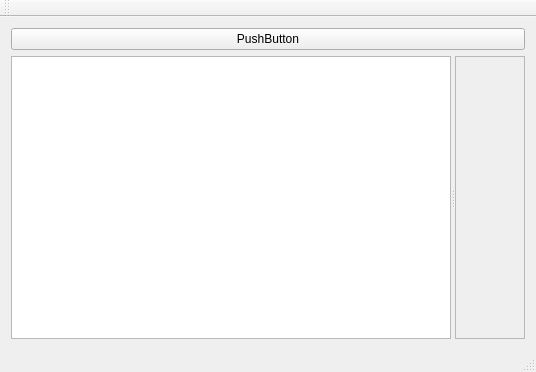
labyrinthofdreams/imagegridwidget, file mainwindow.ui: the form before one commit.
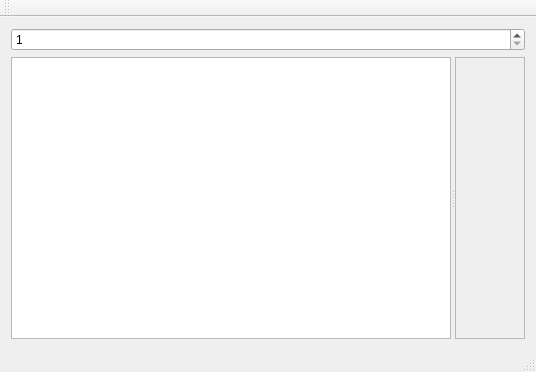
The form after the commit. Custom widgets are drawn as their Qt base class.

Commit message: Add spin box to set layout spacing

```diff
--- a/mainwindow.ui
+++ b/mainwindow.ui
@@ -16,9 +16,9 @@
   <widget class="QWidget" name="centralWidget">
    <layout class="QVBoxLayout" name="verticalLayout_2">
     <item>
-     <widget class="QPushButton" name="pushButton">
-      <property name="text">
-       <string>PushButton</string>
+     <widget class="QSpinBox" name="spinBox">
+      <property name="minimum">
+       <number>1</number>
       </property>
      </widget>
     </item>
@@ -42,7 +42,7 @@
           <x>0</x>
           <y>0</y>
           <width>69</width>
-          <height>270</height>
+          <height>273</height>
          </rect>
         </property>
         <layout class="QVBoxLayout" name="verticalLayout">
```
The commit also changes 4 other files.
